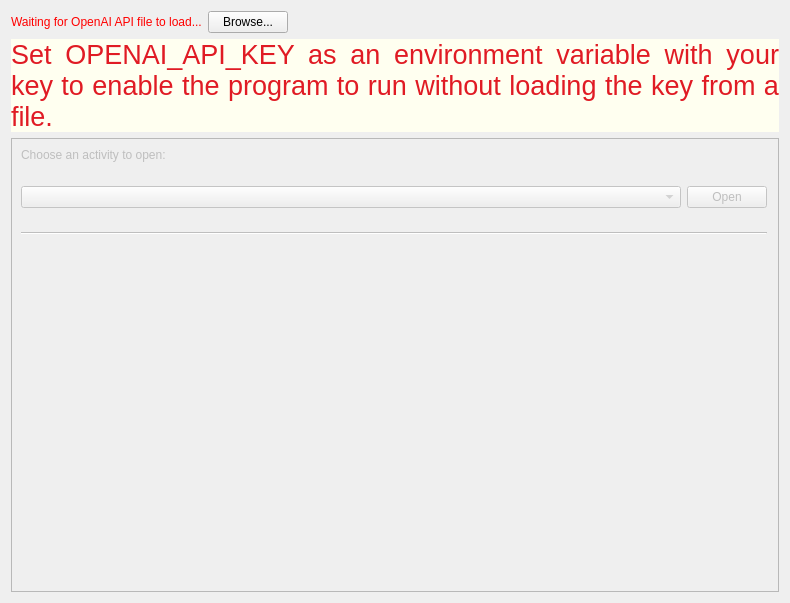
Above: PageWelcomePage.ui from asianirish/AI-Ronaut before the change. Below: the same form after it.
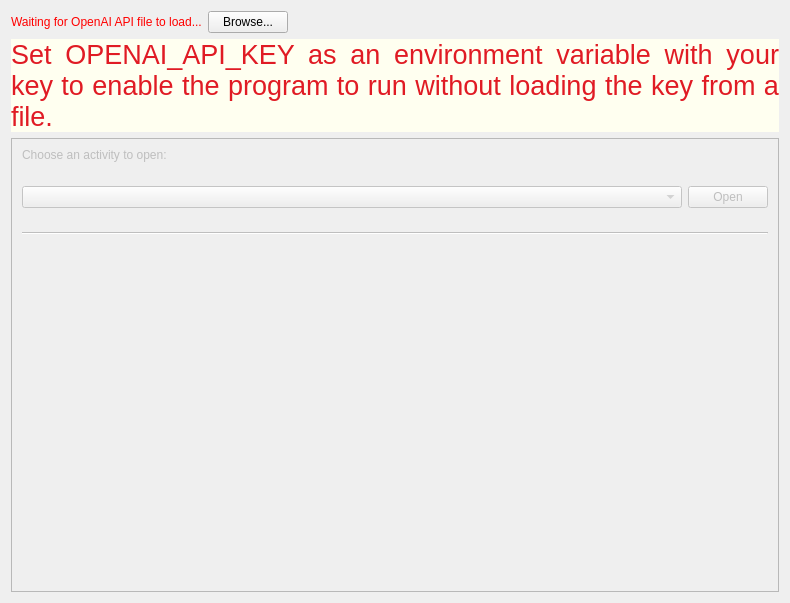
That is the form after the change. Custom widgets are drawn as their Qt base class.

Commit message: center controls in the main window

What changed in the file:
```diff
--- a/PageWelcomePage.ui
+++ b/PageWelcomePage.ui
@@ -81,7 +81,20 @@
       <property name="verticalSpacing">
        <number>24</number>
       </property>
-      <item row="6" column="0">
+      <item row="1" column="3">
+       <spacer name="horizontalSpacer_2">
+        <property name="orientation">
+         <enum>Qt::Horizontal</enum>
+        </property>
+        <property name="sizeHint" stdset="0">
+         <size>
+          <width>40</width>
+          <height>20</height>
+         </size>
+        </property>
+       </spacer>
+      </item>
+      <item row="5" column="1">
        <spacer name="verticalSpacer">
         <property name="orientation">
          <enum>Qt::Vertical</enum>
@@ -94,8 +107,8 @@
         </property>
        </spacer>
       </item>
-      <item row="2" column="2">
-       <spacer name="horizontalSpacer_2">
+      <item row="1" column="0">
+       <spacer name="horizontalSpacer_3">
         <property name="orientation">
          <enum>Qt::Horizontal</enum>
         </property>
@@ -107,44 +120,7 @@
         </property>
        </spacer>
       </item>
-      <item row="3" column="0" colspan="2">
-       <widget class="Line" name="line">
-        <property name="orientation">
-         <enum>Qt::Horizontal</enum>
-        </property>
-       </widget>
-      </item>
-      <item row="2" column="0">
-       <widget class="QComboBox" name="activityComboBox">
-        <property name="minimumSize">
-         <size>
-          <width>660</width>
-          <height>0</height>
-         </size>
-        </property>
-        <property name="focusPolicy">
-         <enum>Qt::StrongFocus</enum>
-        </property>
-       </widget>
-      </item>
-      <item row="1" column="0" colspan="2">
-       <widget class="QLabel" name="label_2">
-        <property name="text">
-         <string>Choose an activity to open:</string>
-        </property>
-       </widget>
-      </item>
-      <item row="4" column="0" colspan="2">
-       <widget class="NetworkConfiWidget" name="networkConfigWidget" native="true">
-        <property name="minimumSize">
-         <size>
-          <width>0</width>
-          <height>40</height>
-         </size>
-        </property>
-       </widget>
-      </item>
-      <item row="2" column="1">
+      <item row="1" column="2">
        <widget class="QPushButton" name="openActivityButton">
         <property name="sizePolicy">
          <sizepolicy hsizetype="Fixed" vsizetype="Fixed">
@@ -157,7 +133,20 @@
         </property>
        </widget>
       </item>
-      <item row="5" column="0" colspan="2">
+      <item row="1" column="1">
+       <widget class="QComboBox" name="activityComboBox">
+        <property name="minimumSize">
+         <size>
+          <width>660</width>
+          <height>0</height>
+         </size>
+        </property>
+        <property name="focusPolicy">
+         <enum>Qt::StrongFocus</enum>
+        </property>
+       </widget>
+      </item>
+      <item row="4" column="1" colspan="2">
        <widget class="PluginListWidget" name="pluginListWidget" native="true">
         <property name="minimumSize">
          <size>
@@ -167,6 +156,30 @@
         </property>
        </widget>
       </item>
+      <item row="0" column="1" colspan="2">
+       <widget class="QLabel" name="label_2">
+        <property name="text">
+         <string>Choose an activity to open:</string>
+        </property>
+       </widget>
+      </item>
+      <item row="3" column="1" colspan="2">
+       <widget class="NetworkConfiWidget" name="networkConfigWidget" native="true">
+        <property name="minimumSize">
+         <size>
+          <width>0</width>
+          <height>40</height>
+         </size>
+        </property>
+       </widget>
+      </item>
+      <item row="2" column="1" colspan="2">
+       <widget class="Line" name="line">
+        <property name="orientation">
+         <enum>Qt::Horizontal</enum>
+        </property>
+       </widget>
+      </item>
      </layout>
     </widget>
    </item>
```
